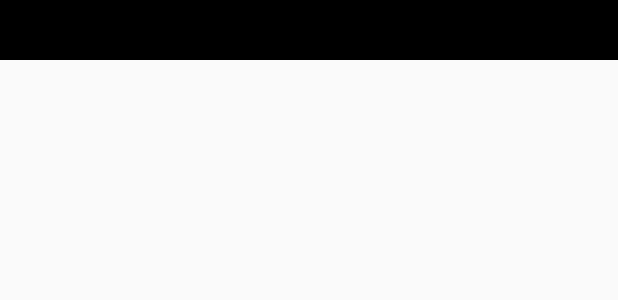
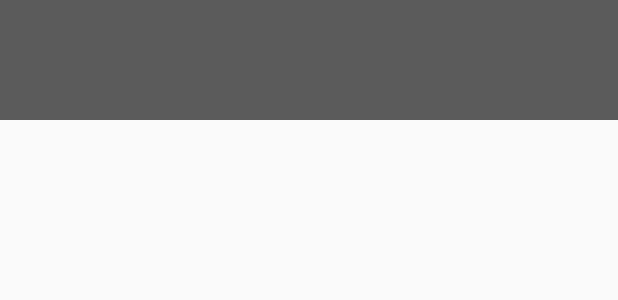
Before and after one commit to InspectorDeno/Labb3DENO, an Android app: the layout item_layout.xml on its own in the app's theme, with its tools: preview values and no code run, on a phone screen of 412 x 824 dp. Shown: the top 300 px of the screen. Run offline under Robolectric (Android 15) with nearby library versions, the phone set to English and light mode, and no system bars.

Commit message:
Nya mer logiska variabelnamn, klickbara custom views, scrollbar viewGroup. Great Success

```diff
--- a/app/src/main/java/dennisdufback/app/labb3deno/ListItem.java
+++ b/app/src/main/java/dennisdufback/app/labb3deno/ListItem.java
@@ -1,24 +1,17 @@
 package dennisdufback.app.labb3deno;
 
 import android.content.Context;
-import android.view.Gravity;
 import android.view.View;
 import android.content.res.TypedArray;
 import android.graphics.Canvas;
 import android.graphics.Paint;
 import android.graphics.Paint.Style;
 import android.util.AttributeSet;
-import android.view.ViewGroup;
-import android.widget.LinearLayout;
 
-import java.util.jar.Attributes;
-
-public class ListItem extends View{
-    private int listColor,labelColor;
+public class ListItem extends View {
+    private int backgroundColor,textColor;
     private String listText;
     private Paint listPaint;
-    private Context context;
-    private AttributeSet attrs;
     public ListItem(Context context, AttributeSet attrs) {
         super(context, attrs);
 
@@ -27,8 +20,8 @@ public class ListItem extends View{
 
         try {
             listText = a.getString(R.styleable.listItem_listText);
-            listColor = a.getInteger(R.styleable.listItem_listColor, 0);
-            labelColor = a.getInteger(R.styleable.listItem_labelColor, 0);
+            backgroundColor = a.getInteger(R.styleable.listItem_backgroundColor, 0);
+            textColor = a.getInteger(R.styleable.listItem_textColor, 0);
         } finally {
             a.recycle();
         }
@@ -40,41 +33,37 @@ public class ListItem extends View{
         float viewHeight = this.getHeight();
         listPaint.setStyle(Style.FILL);
         listPaint.setAntiAlias(true);
-        listPaint.setColor(listColor);
+        listPaint.setColor(backgroundColor);
 
         canvas.drawRect(0, 0, viewWidth, viewHeight, listPaint);
-        listPaint.setColor(labelColor);
+        listPaint.setColor(textColor);
         listPaint.setTextAlign(Paint.Align.LEFT);
-        listPaint.setTextSize(80);
+        listPaint.setTextSize(viewHeight*0.7f);
         canvas.drawText(listText,0,canvas.getHeight()/2+listPaint.getTextSize()/3,listPaint);
     }
-    public int getListColor(){
-        return listColor;
+    public int getBackgroundColor(){
+        return backgroundColor;
     }
-    public int getLabelColor(){
-        return labelColor;
+    public int getTextColor(){
+        return textColor;
     }
     public String getListText(){
         return listText;
     }
-    public void setListColor(int newColor){
-        listColor = newColor;
+    public void setBackgroundColor(int newColor){
+        backgroundColor = newColor;
         invalidate();
         requestLayout();
     }
-    public void setLabelColor(int newColor){
-        labelColor = newColor;
+    public void setTextColor(int newColor){
+        textColor = newColor;
         invalidate();
         requestLayout();
     }
-    public void setListText(String newLabel){
+    public void setListText(String newLabel) {
         listText = newLabel;
         invalidate();
         requestLayout();
     }
-    public void addName(String newName){
-        listText = listText + " " + newName;
-        invalidate();
-        requestLayout();
-    }
+
 }
--- a/app/src/main/res/layout/item_layout.xml
+++ b/app/src/main/res/layout/item_layout.xml
@@ -8,8 +8,8 @@
         xmlns:custom="http://schemas.android.com/apk/res/dennisdufback.app.labb3deno"
         android:id="@+id/list_item"
         android:layout_width="match_parent"
-        android:layout_height="40dp"
-        custom:listColor="@android:color/black"
+        android:layout_height="120px"
+        custom:backgroundColor="#5a5a5a"
         custom:listText=""
-        custom:labelColor="@android:color/holo_orange_dark" />
+        custom:textColor="#009ee0" />
 </LinearLayout>
--- a/app/src/main/res/values/attrs.xml
+++ b/app/src/main/res/values/attrs.xml
@@ -1,10 +1,10 @@
 <?xml version="1.0" encoding="utf-8"?>
 <resources>
     <declare-styleable name="listItem">
-        <attr name="listColor" format="color"/>
+        <attr name="backgroundColor" format="color"/>
         <attr name="listText" format="string"/>
-        <attr name="labelColor" format="color"/>
-    </declare-styleable>
+        <attr name="textColor" format="color"/>
+    </declare-styleable>g
 
 
 </resources>
```
Also changed, not shown: app/src/main/java/dennisdufback/app/labb3deno/MyActivity.java (+16 -3 lines), app/src/main/res/layout/activity_my.xml (+8 -3 lines).
